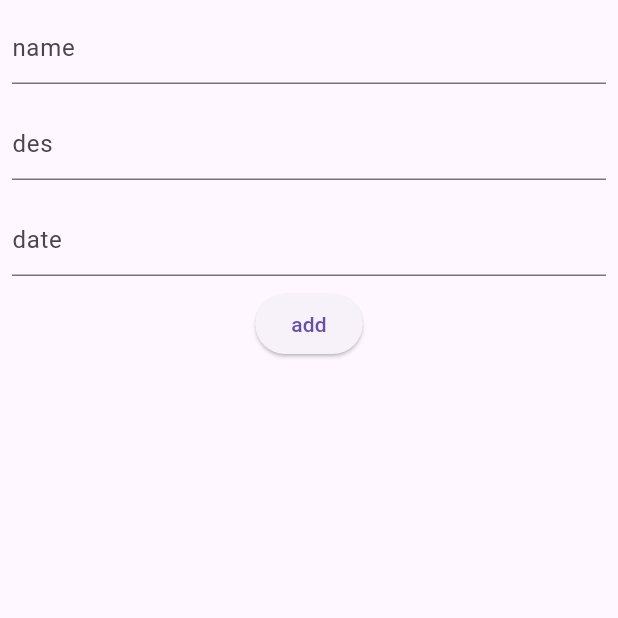
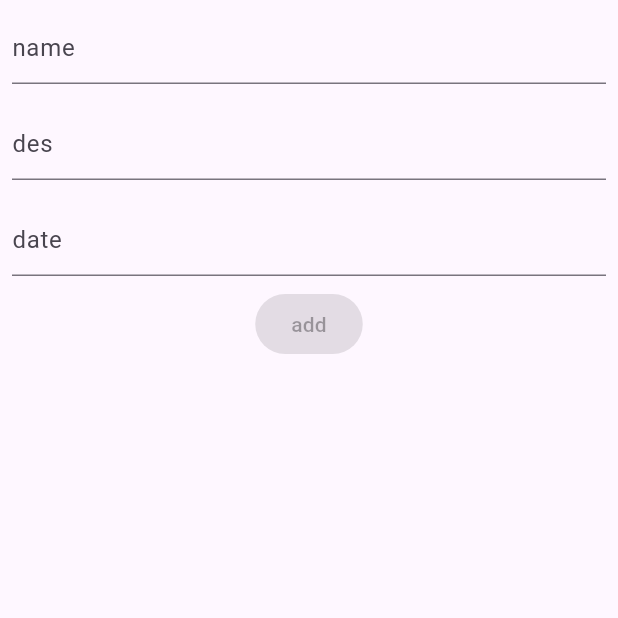
Before and after one commit to mjdarvishi/flutter_modular_riverpod_todo_list, a Flutter app: the AddTodoPage screen opened by its route, on a phone screen of 412 x 824 dp, the top half of it. Run offline on Flutter 3.47's test engine with Material 2 defaults, Android fonts, the phone set to English and light mode, and no system bars; our stand-ins replace dio, equatable, floor, flutter_modular, flutter_riverpod, formz and 3 more; accounts and stored records are empty; generated files the repository leaves out were written again.

Commit message:
add some features

```diff
--- a/lib/app/modules/main/main.widget.dart
+++ b/lib/app/modules/main/main.widget.dart
@@ -1,6 +1,6 @@
 import 'package:flutter/material.dart';
 import 'package:flutter_modular/flutter_modular.dart';
-import 'package:flutter_modular_todo_list/app/core/theme.dart';
+import 'package:flutter_modular_todo_list/app/utils/theme.dart';
 
 class MainWidget extends StatelessWidget {
   const MainWidget({super.key});
--- a/lib/app/modules/todo/add/add.page.dart
+++ b/lib/app/modules/todo/add/add.page.dart
@@ -2,14 +2,16 @@ import 'package:flutter/material.dart';
 import 'package:flutter_modular_todo_list/app/modules/core/floor/DAOs/todo/todo.entity.dart';
 import 'package:flutter_modular_todo_list/app/modules/todo/add/add.controller.dart';
 import 'package:flutter_riverpod/flutter_riverpod.dart';
+import 'package:formz/formz.dart';
 
-class AddTodoPage extends StatelessWidget {
-   AddTodoPage({Key? key}) : super(key: key);
-  final nameController=TextEditingController();
-  final desController=TextEditingController();
-  final dateController=TextEditingController();
+class AddTodoPage extends ConsumerWidget {
+  AddTodoPage({Key? key}) : super(key: key);
+  final nameController = TextEditingController();
+  final desController = TextEditingController();
+  final dateController = TextEditingController();
+
   @override
-  Widget build(BuildContext context) {
+  Widget build(BuildContext context, WidgetRef ref) {
     return SafeArea(
       child: Scaffold(
         body: Column(
@@ -18,28 +20,57 @@ class AddTodoPage extends StatelessWidget {
               padding: const EdgeInsets.all(8.0),
               child: TextFormField(
                 controller: nameController,
-                decoration: const InputDecoration(hintText: 'name'),
+                onChanged: (value) => ref
+                    .read(addTodoNotifierProvider.notifier)
+                    .nameOnChange(value),
+                decoration: InputDecoration(
+                    hintText: 'name',
+                    errorText: ref
+                        .watch(addTodoNotifierProvider)
+                        .name
+                        ?.error
+                        ?.getMessage()),
               ),
             ),
             Padding(
               padding: const EdgeInsets.all(8.0),
               child: TextFormField(
+                onChanged: (value) => ref
+                    .read(addTodoNotifierProvider.notifier)
+                    .desOnChange(value),
                 controller: desController,
-                decoration: const InputDecoration(hintText: 'des'),
+                decoration: InputDecoration(
+                    hintText: 'des',
+                    errorText: ref
+                        .watch(addTodoNotifierProvider)
+                        .des
+                        ?.error
+                        ?.getMessage()),
               ),
             ),
             Padding(
               padding: const EdgeInsets.all(8.0),
               child: TextFormField(
+                onChanged: (value) => ref
+                    .read(addTodoNotifierProvider.notifier)
+                    .dateOnChange(value),
                 controller: dateController,
-                decoration: const InputDecoration(hintText: 'date'),
+                decoration: InputDecoration(
+                    hintText: 'date',
+                    errorText: ref
+                        .watch(addTodoNotifierProvider)
+                        .date
+                        ?.error
+                        ?.getMessage()),
               ),
             ),
             Consumer(
-              builder: (context, ref, child) =>
-                  ElevatedButton(onPressed: () {
-                    ref.read(addTodoProvider(TodoEntity(nameController.text,desController.text,dateController.text)));
-                  }, child: const Text('add')),
+              builder: (context, ref, child) => ElevatedButton(
+                  onPressed:ref.watch(addTodoNotifierProvider).status.isValid? () {
+                      ref.read(addTodoProvider);
+
+                  }:null,
+                  child: const Text('add')),
             )
           ],
         ),
--- a/pubspec.yaml
+++ b/pubspec.yaml
@@ -19,6 +19,7 @@ dependencies:
   dio: ^5.0.3
   hive: ^2.2.3
   hive_flutter: ^1.1.0
+  formz: ^0.4.1
 
 dev_dependencies:
   flutter_test:
```
Also changed, not shown: lib/app/modules/todo/add/add.controller.dart (+44 -5 lines), lib/app/modules/todo/add/add.state.dart (added, +19 -0 lines), lib/app/utils/validation/formz/date_formz.dart (added, +28 -0 lines), lib/app/utils/validation/formz/des_formz.dart (added, +28 -0 lines), lib/app/utils/validation/formz/email_formz.dart (added, +34 -0 lines), lib/app/utils/validation/formz/name_formz.dart (added, +28 -0 lines), lib/app/utils/validation/formz/pass_formz.dart (added, +43 -0 lines), lib/app/utils/validation/string_validators.dart (added, +59 -0 lines), lib/app/utils/theme.dart (renamed from lib/app/core/theme.dart), pubspec.lock.
